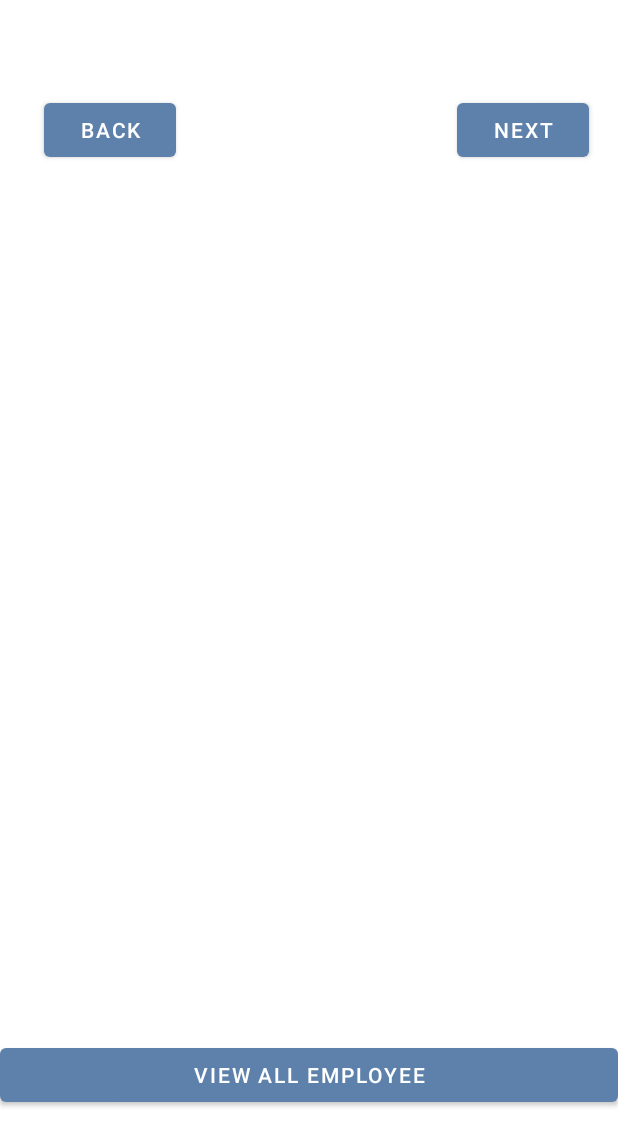
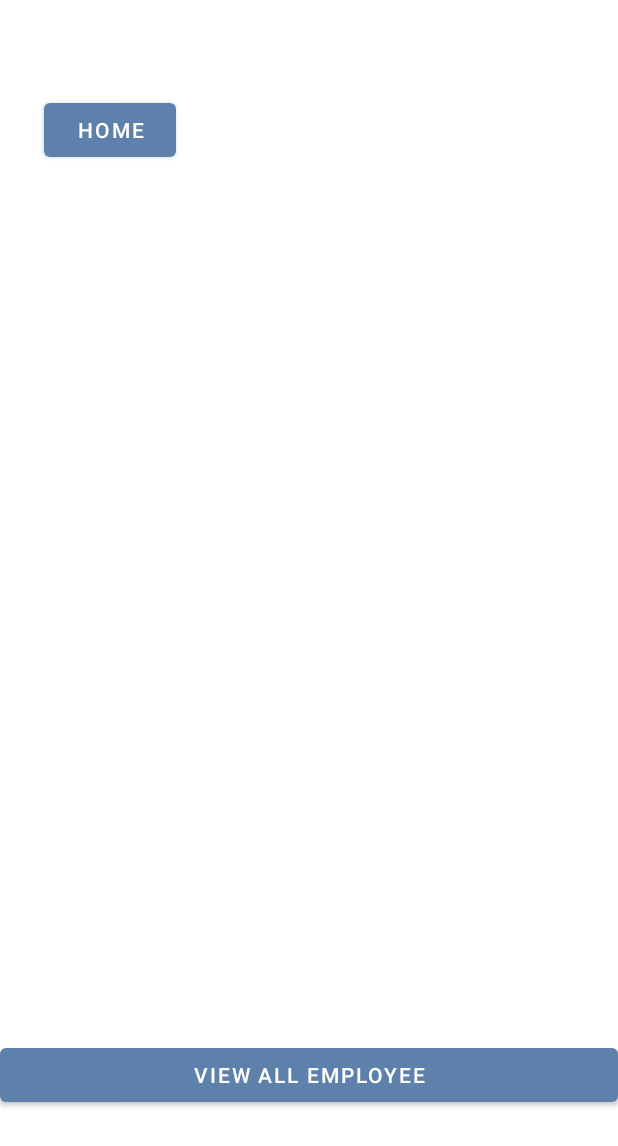
Before and after one commit to McGill-ECSE321-Winter2022/project-group-group-16, an Android app: the screen it shows after launch (MainActivity), after a tap on "EMPLOYEE LIST", on a phone screen of 412 x 824 dp. Shown: the top 1146 px of the screen. Run offline under Robolectric (Android 15) with nearby library versions, the phone set to English and light mode, and no system bars; our stand-ins replace navigation-ui.

Commit message:
Added Noah's pages and connected the buttons

```diff
--- a/app/src/main/res/layout/fragement_employee_list.xml
+++ b/app/src/main/res/layout/fragement_employee_list.xml
@@ -8,20 +8,6 @@
     app:layout_behavior="@string/appbar_scrolling_view_behavior">
 
     <Button
-        android:id="@+id/button2"
-        android:layout_width="wrap_content"
-        android:layout_height="wrap_content"
-        android:layout_marginStart="301dp"
-        android:layout_marginTop="16dp"
-        android:layout_marginEnd="16dp"
-        android:layout_marginBottom="667dp"
-        android:text="Next"
-        app:layout_constraintBottom_toBottomOf="parent"
-        app:layout_constraintEnd_toEndOf="parent"
-        app:layout_constraintStart_toStartOf="parent"
-        app:layout_constraintTop_toTopOf="parent" />
-
-    <Button
         android:id="@+id/button3"
         android:layout_width="wrap_content"
         android:layout_height="wrap_content"
@@ -29,8 +15,8 @@
         android:layout_marginTop="16dp"
         android:layout_marginEnd="291dp"
         android:layout_marginBottom="667dp"
-        android:onClick="backEmployeeList"
-        android:text="Back"
+        android:onClick="managerHomePage"
+        android:text="Home"
         app:layout_constraintBottom_toBottomOf="parent"
         app:layout_constraintEnd_toEndOf="parent"
         app:layout_constraintStart_toStartOf="parent"
```
Also changed, not shown: app/src/main/res/layout/fragment_viewshift.xml (+8 -3 lines).
